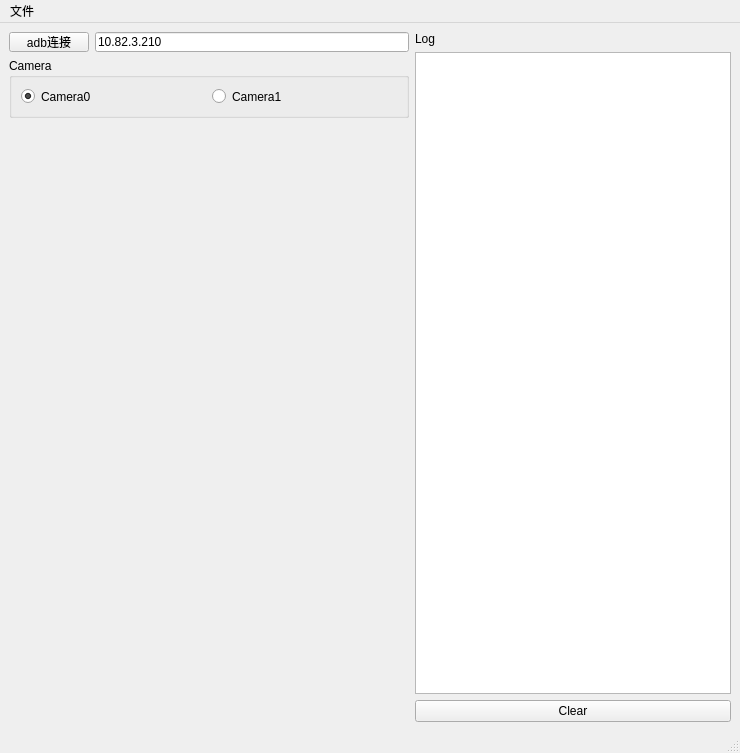
The window that Ui/MainWindow.ui (WaterdropsKun/KEDAEZTUNE_V2) describes before a commit, drawn with Qt 5.
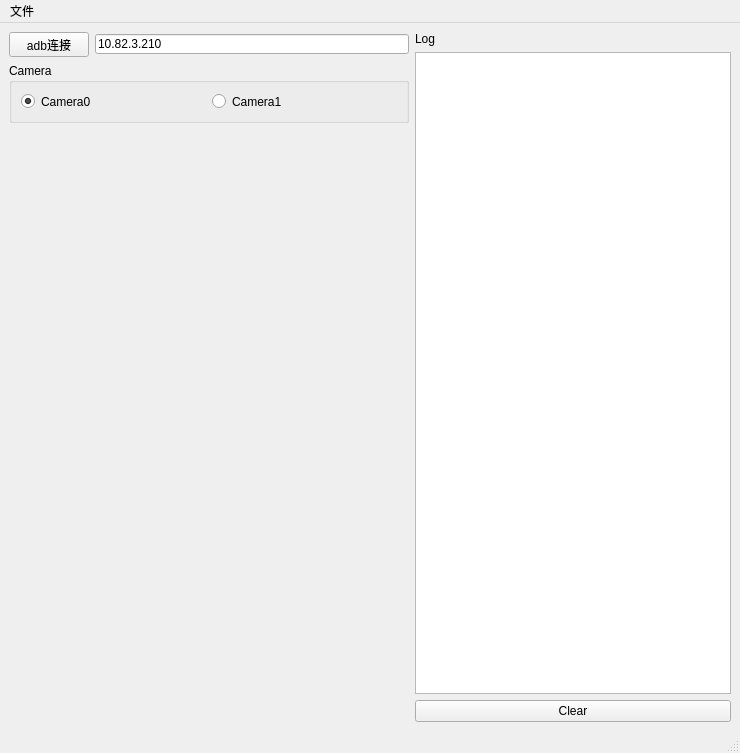
The same window after the commit.

```diff
--- a/Ui/MainWindow.ui
+++ b/Ui/MainWindow.ui
@@ -35,13 +35,13 @@
             <property name="minimumSize">
              <size>
               <width>0</width>
-              <height>20</height>
+              <height>25</height>
              </size>
             </property>
             <property name="maximumSize">
              <size>
               <width>16777215</width>
-              <height>20</height>
+              <height>25</height>
              </size>
             </property>
             <property name="text">
```
Left out of the diff: 2 changed lines with no effect on the pictures.
